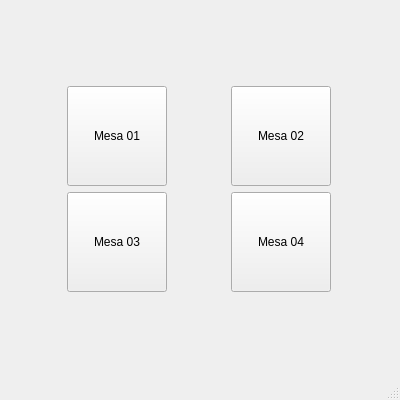
Above: mainwindow_mainhall.ui from arturdearaujo/restaurante_de_jah before the change. Below: the same form after it.
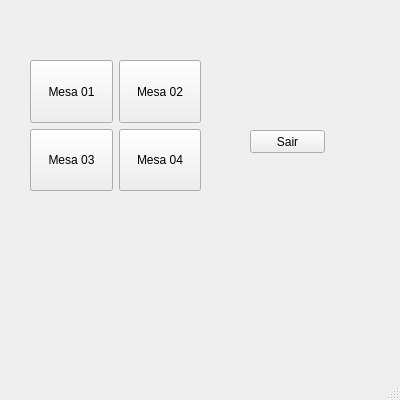
That is the form after the change.

```diff
--- a/mainwindow_mainhall.ui
+++ b/mainwindow_mainhall.ui
@@ -26,11 +26,50 @@
    <string>Salão de Jah</string>
   </property>
   <widget class="QWidget" name="centralwidget">
-   <layout class="QVBoxLayout" name="verticalLayout">
-    <item>
+   <widget class="QPushButton" name="pushButton_close">
+    <property name="geometry">
+     <rect>
+      <x>250</x>
+      <y>130</y>
+      <width>75</width>
+      <height>23</height>
+     </rect>
+    </property>
+    <property name="text">
+     <string>Sair</string>
+    </property>
+   </widget>
+   <widget class="QWidget" name="">
+    <property name="geometry">
+     <rect>
+      <x>30</x>
+      <y>60</y>
+      <width>171</width>
+      <height>131</height>
+     </rect>
+    </property>
      <layout class="QGridLayout" name="gridLayout">
-      <item row="0" column="2">
-       <widget class="QPushButton" name="pushButton_mesa02">
+     <item row="0" column="0">
+      <widget class="QPushButton" name="pushButton_table01">
+       <property name="sizePolicy">
+        <sizepolicy hsizetype="Fixed" vsizetype="Fixed">
+         <horstretch>0</horstretch>
+         <verstretch>0</verstretch>
+        </sizepolicy>
+       </property>
+       <property name="maximumSize">
+        <size>
+         <width>100</width>
+         <height>100</height>
+        </size>
+       </property>
+       <property name="text">
+        <string>Mesa 01</string>
+       </property>
+      </widget>
+     </item>
+     <item row="0" column="1">
+      <widget class="QPushButton" name="pushButton_table02">
         <property name="sizePolicy">
          <sizepolicy hsizetype="Fixed" vsizetype="Fixed">
           <horstretch>0</horstretch>
@@ -48,25 +87,6 @@
         </property>
        </widget>
       </item>
-      <item row="1" column="2">
-       <widget class="QPushButton" name="pushButton_mesa04">
-        <property name="sizePolicy">
-         <sizepolicy hsizetype="Fixed" vsizetype="Fixed">
-          <horstretch>0</horstretch>
-          <verstretch>0</verstretch>
-         </sizepolicy>
-        </property>
-        <property name="maximumSize">
-         <size>
-          <width>100</width>
-          <height>100</height>
-         </size>
-        </property>
-        <property name="text">
-         <string>Mesa 04</string>
-        </property>
-       </widget>
-      </item>
       <item row="1" column="0">
        <widget class="QPushButton" name="pushButton_mesa03">
         <property name="sizePolicy">
@@ -86,8 +106,8 @@
         </property>
        </widget>
       </item>
-      <item row="0" column="0">
-       <widget class="QPushButton" name="pushButton_mesa01">
+     <item row="1" column="1">
+      <widget class="QPushButton" name="pushButton_table04">
         <property name="sizePolicy">
          <sizepolicy hsizetype="Fixed" vsizetype="Fixed">
           <horstretch>0</horstretch>
@@ -101,13 +121,12 @@
          </size>
         </property>
         <property name="text">
-         <string>Mesa 01</string>
+        <string>Mesa 04</string>
         </property>
        </widget>
       </item>
      </layout>
-    </item>
-   </layout>
+   </widget>
   </widget>
   <widget class="QMenuBar" name="menubar">
    <property name="geometry">
```
Left out of the diff: 2 changed lines with no effect on the pictures. Lines whose indentation alone changed are shown as unchanged.
